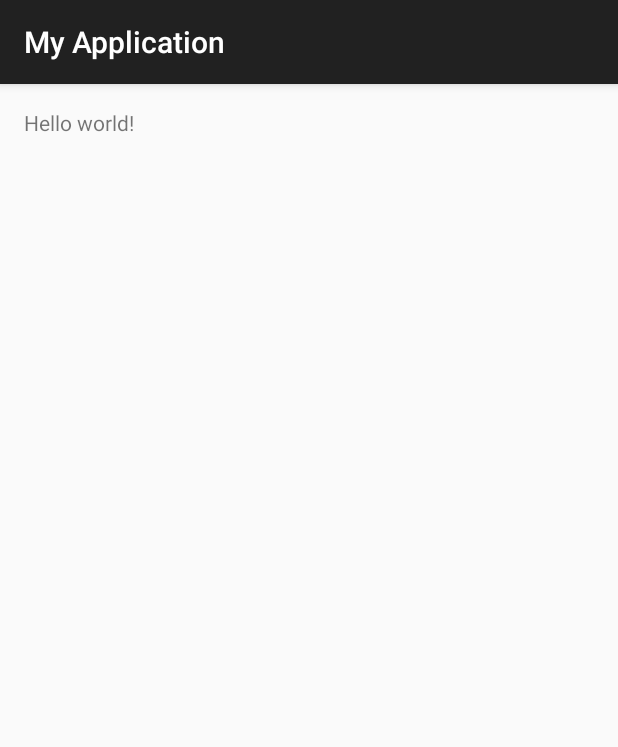
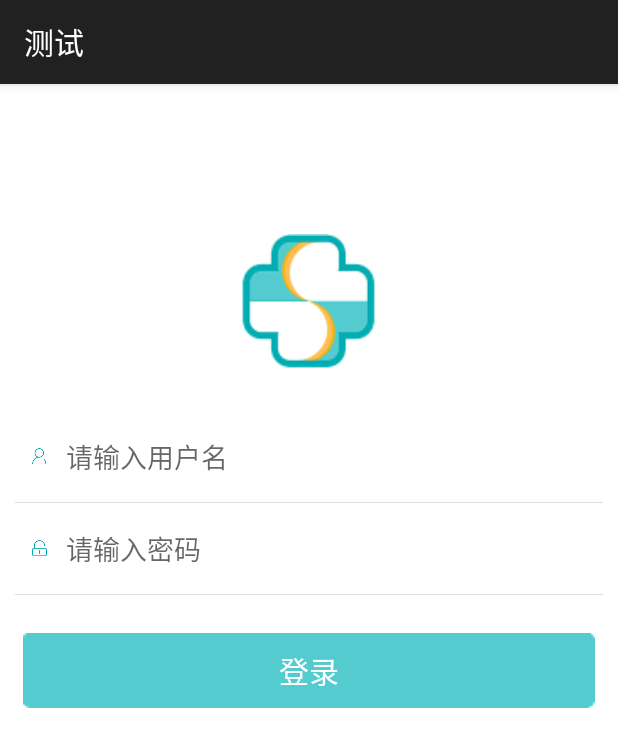
Before and after one commit to xdd830218/Garbage, an Android app: the screen it shows after launch (MainActivity), on a phone screen of 412 x 824 dp. Shown: the top 747 px of the screen. Run offline under Robolectric (Android 15) with nearby library versions, the phone set to English and light mode, and no system bars.

Commit message:
代码修改提交

```diff
--- a/MyApplication/app/build.gradle
+++ b/MyApplication/app/build.gradle
@@ -6,8 +6,8 @@ android {
 
     defaultConfig {
         applicationId "com.rqsf.uh.myapplication"
-        minSdkVersion 15
-        targetSdkVersion 27
+        minSdkVersion 14
+        targetSdkVersion 21
         versionCode 1
         versionName "1.0"
     }
--- /dev/null
+++ b/MyApplication/app/src/main/res/drawable/home_btn_khyy_bg.xml
@@ -0,0 +1,12 @@
+<?xml version="1.0" encoding="utf-8"?>
+<shape xmlns:android="http://schemas.android.com/apk/res/android" >
+
+    <solid android:color="@color/btn_color" />
+
+    <corners
+        android:bottomLeftRadius="5dp"
+        android:bottomRightRadius="5dp"
+        android:topLeftRadius="5dp"
+        android:topRightRadius="5dp" />
+
+</shape>
--- /dev/null
+++ b/MyApplication/app/src/main/res/drawable/home_btn_khyy_pressd_bg.xml
@@ -0,0 +1,12 @@
+<?xml version="1.0" encoding="utf-8"?>
+<shape xmlns:android="http://schemas.android.com/apk/res/android" >
+
+    <solid android:color="@color/btn_color"/>
+
+    <corners
+        android:bottomLeftRadius="5dp"
+        android:bottomRightRadius="5dp"
+        android:topLeftRadius="5dp"
+        android:topRightRadius="5dp" />
+
+</shape>
--- /dev/null
+++ b/MyApplication/app/src/main/res/drawable/main_button_bg.xml
@@ -0,0 +1,8 @@
+<?xml version="1.0" encoding="utf-8"?>
+<selector xmlns:android="http://schemas.android.com/apk/res/android">
+
+    <item android:drawable="@drawable/home_btn_khyy_pressd_bg" android:state_selected="true"></item>
+    <item android:drawable="@drawable/home_btn_khyy_pressd_bg" android:state_pressed="true"></item>
+    <item android:drawable="@drawable/home_btn_khyy_bg"></item>
+
+</selector>
--- a/MyApplication/app/src/main/res/layout/activity_main.xml
+++ b/MyApplication/app/src/main/res/layout/activity_main.xml
@@ -1,16 +1,134 @@
-<RelativeLayout xmlns:android="http://schemas.android.com/apk/res/android"
-                xmlns:tools="http://schemas.android.com/tools"
+<LinearLayout xmlns:android="http://schemas.android.com/apk/res/android"
+              xmlns:tools="http://schemas.android.com/tools"
+              android:layout_width="match_parent"
+              android:layout_height="match_parent"
+              android:background="@color/white"
+              android:orientation="vertical"
+              tools:context=".MainActivity"
+    >
+    <RelativeLayout
+        android:layout_width="match_parent"
+        android:layout_height="@dimen/hight_title"
+        android:background="@color/blue"
+        android:visibility="gone" >
+
+        <RelativeLayout
+            android:layout_width="@dimen/hight_title"
+            android:layout_height="match_parent"
+            android:gravity="center" >
+
+            <ImageView
+                android:layout_width="wrap_content"
+                android:layout_height="wrap_content" />
+        </RelativeLayout>
+
+        <TextView
+            android:id="@+id/mydynamic"
+            android:layout_width="wrap_content"
+            android:layout_height="wrap_content"
+            android:layout_centerInParent="true"
+            android:text="@string/log"
+            android:textColor="@android:color/white"
+            android:textSize="20sp" />
+    </RelativeLayout>
+
+    <ScrollView
+        android:layout_width="match_parent"
+        android:layout_height="wrap_content"
+        android:fillViewport="true" >
+
+        <LinearLayout
+            android:layout_width="match_parent"
+            android:layout_height="wrap_content"
+            android:orientation="vertical" >
+
+            <ImageView
+                android:layout_width="90dp"
+                android:layout_height="90dp"
+                android:layout_gravity="center"
+                android:layout_marginBottom="@dimen/main_tv_size_1"
+                android:layout_marginTop="@dimen/vendor_image_size"
+                android:background="@mipmap/login_icon1" />
+
+            <TextView
+                android:layout_width="wrap_content"
+                android:layout_height="wrap_content"
+                android:layout_gravity="center"
+                android:layout_marginBottom="@dimen/login_option"
+                android:text="山西挂号（医生版）"
+                android:textColor="@color/white"
+                android:visibility="gone" />
+
+            <LinearLayout
+                android:id="@+id/linearlayout_login"
                 android:layout_width="match_parent"
-                android:layout_height="match_parent"
-                android:paddingLeft="@dimen/activity_horizontal_margin"
-                android:paddingRight="@dimen/activity_horizontal_margin"
-                android:paddingTop="@dimen/activity_vertical_margin"
-                android:paddingBottom="@dimen/activity_vertical_margin"
-                tools:context=".MainActivity">
+                android:layout_height="wrap_content"
+                android:layout_margin="@dimen/slidingmenu_offset"
+                android:layout_marginTop="60dp"
+                android:background="@color/white"
+                android:gravity="center"
+                android:orientation="vertical" >
 
-    <TextView
-        android:text="@string/hello_world"
-        android:layout_width="wrap_content"
-        android:layout_height="wrap_content"/>
+                <LinearLayout
+                    android:layout_width="match_parent"
+                    android:layout_height="wrap_content"
+                    android:gravity="center"
+                    android:orientation="horizontal"
+                    android:paddingBottom="5dp"
+                    android:paddingTop="5dp" >
 
-</RelativeLayout>
+                    <ImageView
+                        android:layout_width="wrap_content"
+                        android:layout_height="wrap_content"
+                        android:layout_margin="10dp"
+                        android:src="@mipmap/login_name" />
+
+                    <EditText
+                        android:id="@+id/login_user"
+                        style="@style/login_style"
+                        android:hint="@string/login_name"
+                        android:imeOptions="actionNext"
+                        android:inputType="phone" />
+                </LinearLayout>
+
+                <View
+                    android:layout_width="match_parent"
+                    android:layout_height="0.2dp"
+                    android:background="@color/thread_color" />
+
+                <LinearLayout
+                    android:layout_width="match_parent"
+                    android:layout_height="wrap_content"
+                    android:gravity="center"
+                    android:orientation="horizontal"
+                    android:paddingBottom="5dp"
+                    android:paddingTop="5dp" >
+
+                    <ImageView
+                        android:layout_width="wrap_content"
+                        android:layout_height="wrap_content"
+                        android:layout_margin="10dp"
+                        android:src="@mipmap/login_paw" />
+
+                    <EditText
+                        android:id="@+id/login_pasw"
+                        style="@style/login_style"
+                        android:hint="@string/login_pasw"
+                        android:inputType="textPassword" />
+                </LinearLayout>
+                <View
+                    android:layout_width="match_parent"
+                    android:layout_height="0.2dp"
+                    android:background="@color/thread_color" />
+            </LinearLayout>
+
+            <Button
+                android:id="@+id/login_btn"
+                style="@style/main_button_style"
+                android:layout_below="@id/linearlayout_login"
+                android:background="@mipmap/exit"
+                android:text="@string/login_up" />
+        </LinearLayout>
+    </ScrollView>
+
+</LinearLayout>
--- a/MyApplication/app/src/main/res/values-w820dp/dimens.xml
+++ /dev/null
@@ -1,6 +0,0 @@
-<resources>
-    <!-- Example customization of dimensions originally defined in res/values/dimens.xml
-         (such as screen margins) for screens with more than 820dp of available width. This
-         would include 7" and 10" devices in landscape (~960dp and ~1280dp respectively). -->
-    <dimen name="activity_horizontal_margin">64dp</dimen>
-</resources>
--- /dev/null
+++ b/MyApplication/app/src/main/res/values/colors.xml
@@ -0,0 +1,9 @@
+<?xml version="1.0" encoding="utf-8"?>
+<resources>
+    <color name="btn_color">#00adb2</color>
+    <color name="white">#ffffff</color>
+    <color name="blue">#00adb2</color>
+
+
+    <color name="thread_color">#dddddd</color>
+</resources>
--- a/MyApplication/app/src/main/res/values/dimens.xml
+++ b/MyApplication/app/src/main/res/values/dimens.xml
@@ -2,4 +2,11 @@
     <!-- Default screen margins, per the Android Design guidelines. -->
     <dimen name="activity_horizontal_margin">16dp</dimen>
     <dimen name="activity_vertical_margin">16dp</dimen>
+
+    <dimen name="hight_title">50dp</dimen>
+
+    <dimen name="main_tv_size_1">18sp</dimen>
+    <dimen name="vendor_image_size">100dp</dimen>
+    <dimen name="login_option">50dp</dimen>
+    <dimen name="slidingmenu_offset">10dp</dimen>
 </resources>
--- a/MyApplication/app/src/main/res/values/strings.xml
+++ b/MyApplication/app/src/main/res/values/strings.xml
@@ -1,6 +1,14 @@
 <resources>
-    <string name="app_name">My Application</string>
+    <string name="app_name">测试</string>
 
     <string name="hello_world">Hello world!</string>
     <string name="action_settings">Settings</string>
+
+    <!--登录提示-->
+    <string name="login_name">请输入用户名</string>
+    <string name="login_pasw">请输入密码</string>
+
+    <string name="log">登录</string>
+    <string name="login_up">登录</string>
+
 </resources>
--- a/MyApplication/app/src/main/res/values/styles.xml
+++ b/MyApplication/app/src/main/res/values/styles.xml
@@ -5,4 +5,22 @@
         <!-- Customize your theme here. -->
     </style>
 
+
+    <style name="main_button_style">
+        <item name="android:layout_width">match_parent</item>
+        <item name="android:layout_height">50dp</item>
+        <item name="android:layout_margin">15dp</item>
+        <item name="android:background">@drawable/main_button_bg</item>
+        <item name="android:textColor">#ffffff</item>
+        <item name="android:textSize">20sp</item>
+    </style>
+
+    <style name="login_style">
+        <item name="android:layout_width">match_parent</item>
+        <item name="android:layout_height">50dp</item>
+        <item name="android:background">@color/white</item>
+        <item name="android:layout_marginLeft">1.5dp</item>
+        <item name="android:layout_marginRight">1.5dp</item>
+    </style>
+
 </resources>
```
Also changed, not shown: MyApplication/app/src/main/res/mipmap-xxhdpi/exit.png (added), MyApplication/app/src/main/res/mipmap-xxhdpi/login_icon1.png (added), MyApplication/app/src/main/res/mipmap-xxhdpi/login_name.png (added), MyApplication/app/src/main/res/mipmap-xxhdpi/login_paw.png (added), 2 other files.
